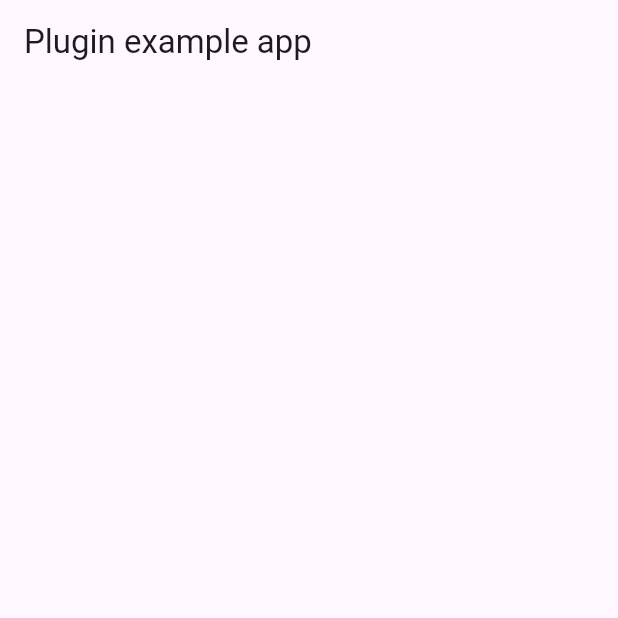
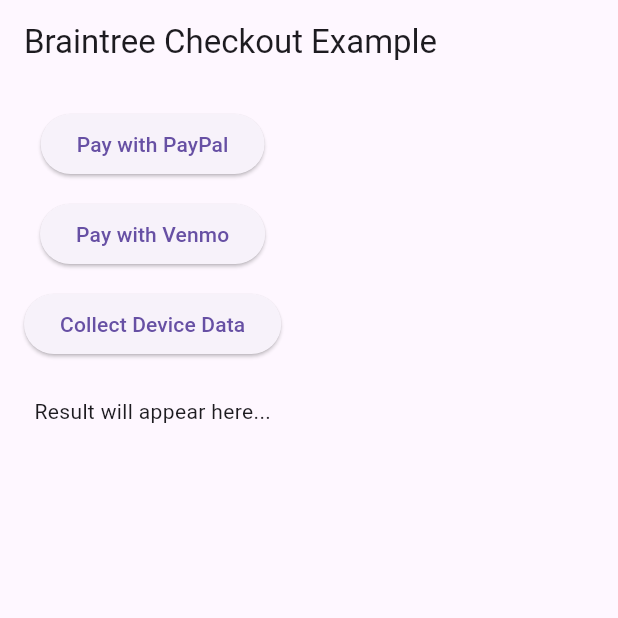
Before and after one commit to NavaliaHQ/braintree_checkout_flutter, a Flutter app: the screen it shows after launch, on a phone screen of 412 x 824 dp, the top half of it. Run offline on Flutter 3.47's test engine with Material 3 defaults, Android fonts, the phone set to English and light mode, and no system bars; our stand-ins replace plugin_platform_interface.

Commit message:
Add example

```diff
--- a/example/lib/main.dart
+++ b/example/lib/main.dart
@@ -1,19 +1,116 @@
 import 'package:flutter/material.dart';
+import 'package:braintree_checkout_flutter/braintree_checkout_flutter.dart';
 
 void main() {
-  runApp(const MyApp());
+  runApp(const BraintreeExampleApp());
 }
 
-class MyApp extends StatefulWidget {
-  const MyApp({super.key});
+class BraintreeExampleApp extends StatelessWidget {
+  const BraintreeExampleApp({super.key});
 
   @override
-  State<MyApp> createState() => _MyAppState();
+  Widget build(BuildContext context) {
+    return MaterialApp(
+      title: 'Braintree Checkout Example',
+      theme: ThemeData(primarySwatch: Colors.blue),
+      home: const CheckoutPage(),
+    );
+  }
 }
 
-class _MyAppState extends State<MyApp> {
+class CheckoutPage extends StatefulWidget {
+  const CheckoutPage({super.key});
+
   @override
-  Widget build(BuildContext context) => MaterialApp(
-      home: Scaffold(appBar: AppBar(title: const Text('Plugin example app'))),
+  State<CheckoutPage> createState() => _CheckoutPageState();
+}
+
+class _CheckoutPageState extends State<CheckoutPage> {
+  final BraintreeCheckoutFlutter _braintree = BraintreeCheckoutFlutter();
+  String _output = 'Result will appear here...';
+
+  static const _clientToken = 'YOUR_CLIENT_TOKEN_FROM_SERVER';
+
+  void _startPayPalFlow() async {
+    final result = await _braintree.paypalPayment(
+      PayPalRequest(
+        token: _clientToken,
+        amount: '12.34',
+        currencyCode: 'USD',
+        displayName: 'Your Store',
+        androidAppLinkReturnUrl: 'packageInfo.packageName',
+        androidDeepLinkFallbackUrlScheme: 'packageInfo.packageName',
+      ),
     );
+
+    setState(() {
+      _output = result == null
+          ? 'PayPal flow canceled.'
+          : 'PayPal nonce: ${result.nonce}';
+    });
+  }
+
+  void _startVenmoFlow() async {
+    final isInstalled = await _braintree.isVenmoAppInstalled();
+    if (!isInstalled) {
+      setState(() {
+        _output = 'Venmo app is not installed.';
+      });
+      return;
+    }
+
+    final result = await _braintree.venmoPayment(
+      VenmoRequest(
+        token: _clientToken,
+        amount: '10.99',
+        displayName: 'Name',
+        androidAppLinkReturnUrl: 'packageInfo.packageName',
+        androidDeepLinkFallbackUrlScheme: 'packageInfo.packageName',
+        iosUniversalLinkReturnUrl: 'your-company.com/order',
+      ),
+    );
+
+    setState(() {
+      _output = result == null
+          ? 'Venmo flow canceled.'
+          : 'Venmo nonce: ${result.nonce}';
+    });
+  }
+
+  void _collectDeviceData() async {
+    final deviceData = await _braintree.collectDeviceData(_clientToken);
+    setState(() {
+      _output = deviceData ?? 'Failed to collect device data.';
+    });
+  }
+
+  @override
+  Widget build(BuildContext context) {
+    return Scaffold(
+      appBar: AppBar(title: const Text('Braintree Checkout Example')),
+      body: Padding(
+        padding: const EdgeInsets.all(16.0),
+        child: Column(
+          children: [
+            ElevatedButton(
+              onPressed: _startPayPalFlow,
+              child: const Text('Pay with PayPal'),
+            ),
+            const SizedBox(height: 12),
+            ElevatedButton(
+              onPressed: _startVenmoFlow,
+              child: const Text('Pay with Venmo'),
+            ),
+            const SizedBox(height: 12),
+            ElevatedButton(
+              onPressed: _collectDeviceData,
+              child: const Text('Collect Device Data'),
+            ),
+            const SizedBox(height: 24),
+            Text(_output),
+          ],
+        ),
+      ),
+    );
+  }
 }
```
